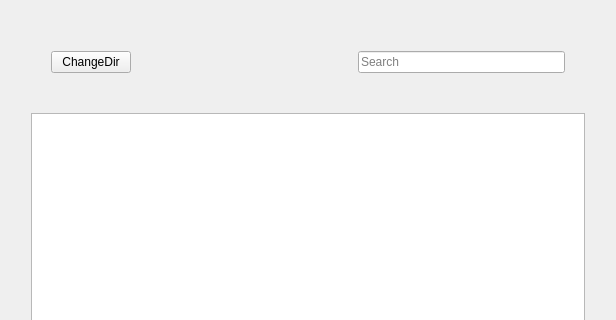
The window that src/UI/MusicPlayer.ui (xuexiaolei1997/QTTool) describes before a commit, drawn with Qt 5; both pictures show x 0 to 616 and y 0 to 320 of the 616 by 476 pixel window.
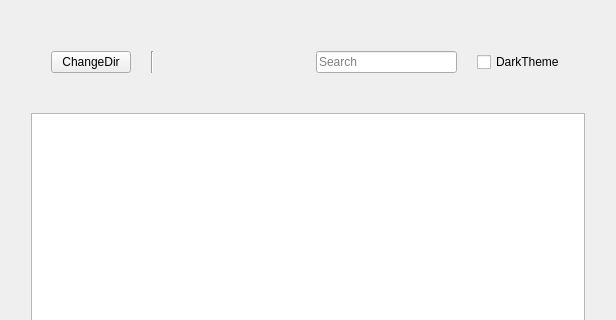
The same window after the commit.

Patch:
```diff
--- a/src/UI/MusicPlayer.ui
+++ b/src/UI/MusicPlayer.ui
@@ -55,6 +55,13 @@
          </property>
         </widget>
        </item>
+       <item>
+        <widget class="Line" name="line">
+         <property name="orientation">
+          <enum>Qt::Vertical</enum>
+         </property>
+        </widget>
+       </item>
        <item>
         <spacer name="horizontalSpacer">
          <property name="orientation">
@@ -75,6 +82,13 @@
          </property>
         </widget>
        </item>
+       <item>
+        <widget class="QCheckBox" name="checkBox_DarkTheme">
+         <property name="text">
+          <string>DarkTheme</string>
+         </property>
+        </widget>
+       </item>
       </layout>
      </item>
      <item>
```
